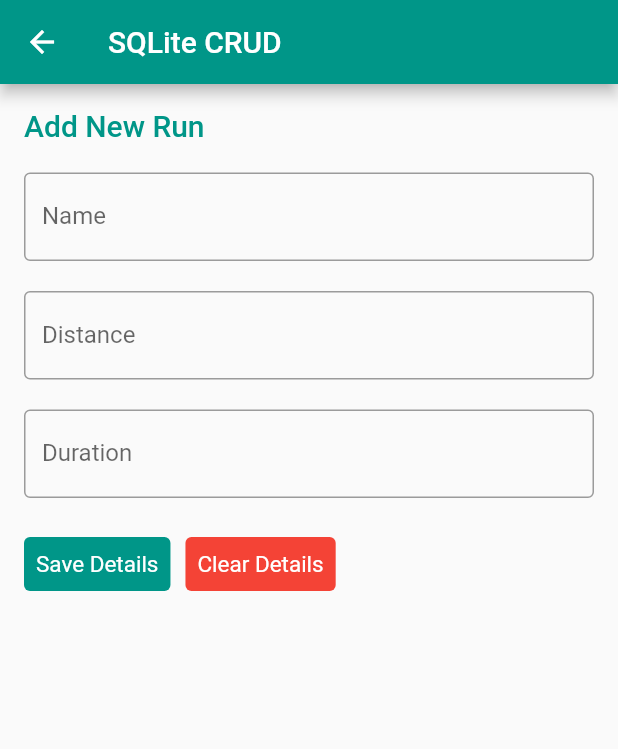
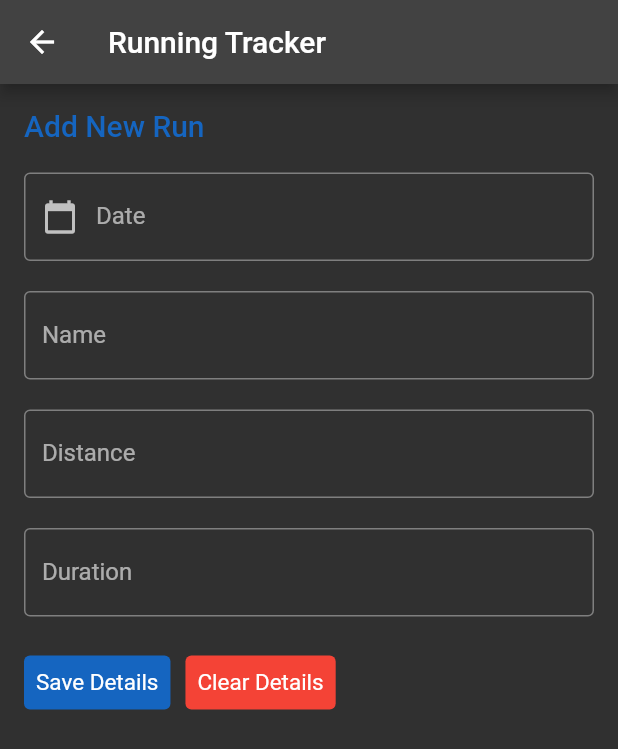
Before and after one commit to MarcoBetschart/RunningTracker, a Flutter app: the screen it shows after launch, after a tap on the "add" icon, on a phone screen of 412 x 824 dp. Shown: the top 749 px of the screen. Run offline on Flutter 3.47's test engine with Material 2 defaults, Android fonts, the light colour scheme and no system bars; our stand-ins replace sqflite; accounts and stored records are empty.

Commit message:
Add Run, closes #3

```diff
--- a/lib/db_helper/database_connection.dart
+++ b/lib/db_helper/database_connection.dart
@@ -13,7 +13,7 @@
 
   Future<void> _createDatabase(Database database, int version) async {
     String sql =
-        "CREATE TABLE runningTracker (id INTEGER PRIMARY KEY,date TEXT NOT NULL,distance REAL NOT NULL,durationminutes REAL NOT NULL,averagespeed REAL NOT NULL);";
+        "CREATE TABLE runningTracker (id INTEGER PRIMARY KEY, name TEXT NOT NULL,date TEXT NOT NULL,distance REAL NOT NULL,durationminutes REAL NOT NULL,averagespeed REAL NOT NULL);";
     await database.execute(sql);
   }
 }
--- a/lib/main.dart
+++ b/lib/main.dart
@@ -14,11 +14,11 @@
 
   @override
   Widget build(BuildContext context) {
+    const appName = "Running Tracker";
     return MaterialApp(
-      title: 'Running Tracker',
-      debugShowCheckedModeBanner: false,
+      title: appName,
       theme: ThemeData(
-        primarySwatch: Colors.teal,
+        brightness: Brightness.dark,
       ),
       home: const MyHomePage(),
     );
@@ -71,9 +71,9 @@
         context: context,
         builder: (param) {
           return AlertDialog(
-            title: const Text(
+            title: Text(
               'Are You Sure to Delete',
-              style: TextStyle(color: Colors.teal, fontSize: 20),
+              style: TextStyle(color: Colors.blue[800], fontSize: 20),
             ),
             actions: [
               TextButton(
@@ -90,7 +90,7 @@
                   child: const Text('Delete')),
               TextButton(
                   style: TextButton.styleFrom(
-                      primary: Colors.white, backgroundColor: Colors.teal),
+                      primary: Colors.white, backgroundColor: Colors.blue[800]),
                   onPressed: () {
                     Navigator.pop(context);
                   },
@@ -119,9 +119,13 @@
                                 run: _runList[index],
                               )));
                 },
-                leading: const Icon(Icons.person),
-                title: Text(_runList[index].date ?? ''),
-                subtitle: Text(_runList[index].distance.toString()),
+                leading: const Icon(
+                  Icons.run_circle,
+                  size: 48.0,
+                ),
+                isThreeLine: true,
+                title: Text(_runList[index].name ?? ''),
+                subtitle: Text("Date: ${_runList[index].date}"),
                 trailing: Row(
                   mainAxisSize: MainAxisSize.min,
                   children: [
@@ -140,9 +144,9 @@
                             }
                           });
                         },
-                        icon: const Icon(
+                        icon: Icon(
                           Icons.edit,
-                          color: Colors.teal,
+                          color: Colors.blue[800],
                         )),
                     IconButton(
                         onPressed: () {
@@ -168,7 +172,11 @@
             }
           });
         },
-        child: const Icon(Icons.add),
+        backgroundColor: Colors.blue[800],
+        child: const Icon(
+          Icons.add,
+          color: Colors.white,
+        ),
       ),
     );
   }
--- a/lib/models/run.dart
+++ b/lib/models/run.dart
@@ -1,5 +1,6 @@
 class Run {
   int? id;
+  String? name;
   String? date;
   num? distance;
   num? durationminutes;
@@ -8,6 +9,7 @@
   runMap() {
     var mapping = Map<String, dynamic>();
     mapping['id'] = id;
+    mapping['name'] = name;
     mapping['date'] = date;
     mapping['distance'] = distance;
     mapping['durationminutes'] = durationminutes;
--- a/lib/screens/addRun.dart
+++ b/lib/screens/addRun.dart
@@ -1,5 +1,6 @@
 import 'package:flutter/material.dart';
 import 'package:flutter/services.dart';
+import 'package:intl/intl.dart';
 import 'package:runningtracker/models/run.dart';
 import 'package:runningtracker/services/runService.dart';
 
@@ -11,18 +12,21 @@
 }
 
 class _AddRunState extends State<AddRun> {
-  var _runDateController = TextEditingController();
-  var _runDistanceController = TextEditingController();
-  var _runDurationController = TextEditingController();
+  final _runNameController = TextEditingController();
+  final _runDateController = TextEditingController();
+  final _runDistanceController = TextEditingController();
+  final _runDurationController = TextEditingController();
   bool _validateName = false;
+  bool _validateDate = false;
   bool _validateDistance = false;
   bool _validateDuration = false;
-  var _runService = RunService();
+  final _runService = RunService();
+
   @override
   Widget build(BuildContext context) {
     return Scaffold(
       appBar: AppBar(
-        title: const Text("SQLite CRUD"),
+        title: const Text("Running Tracker"),
       ),
       body: SingleChildScrollView(
         child: Container(
@@ -30,22 +34,50 @@
           child: Column(
             crossAxisAlignment: CrossAxisAlignment.start,
             children: [
-              const Text(
+              Text(
                 'Add New Run',
                 style: TextStyle(
                     fontSize: 20,
-                    color: Colors.teal,
+                    color: Colors.blue[800],
                     fontWeight: FontWeight.w500),
               ),
               const SizedBox(
                 height: 20.0,
               ),
               TextField(
-                  controller: _runDateController,
-                  keyboardType: TextInputType.datetime,
+                controller: _runDateController,
+                decoration: const InputDecoration(
+                    prefixIcon: Icon(Icons.calendar_today),
+                    border: OutlineInputBorder(),
+                    hintText: 'Date',
+                    labelText: 'Date'),
+                readOnly: true,
+                onTap: () async {
+                  DateTime? pickedDate = await showDatePicker(
+                      context: context,
+                      initialDate: DateTime.now(),
+                      firstDate: DateTime(2000),
+                      lastDate: DateTime(2101));
+
+                  if (pickedDate != null) {
+                    String formattedDate =
+                        DateFormat('dd.MM.yyyy').format(pickedDate);
+
+                    setState(() {
+                      _runDateController.text = formattedDate;
+                    });
+                  }
+                },
+              ),
+              const SizedBox(
+                height: 20.0,
+              ),
+              TextField(
+                  controller: _runNameController,
+                  keyboardType: TextInputType.text,
                   decoration: InputDecoration(
                     border: const OutlineInputBorder(),
-                    hintText: 'Enter Name',
+                    hintText: 'Name',
                     labelText: 'Name',
                     errorText:
                         _validateName ? 'Name Value Can\'t Be Empty' : null,
@@ -56,10 +88,12 @@
               TextField(
                   controller: _runDistanceController,
                   keyboardType: TextInputType.number,
-                  inputFormatters: [FilteringTextInputFormatter.digitsOnly],
+                  inputFormatters: [
+                    FilteringTextInputFormatter.allow(RegExp('[0-9.]'))
+                  ],
                   decoration: InputDecoration(
                     border: const OutlineInputBorder(),
-                    hintText: 'Enter Distance',
+                    hintText: 'Distance',
                     labelText: 'Distance',
                     errorText: _validateDistance
                         ? 'Distance Value Can\'t Be Empty'
@@ -70,9 +104,13 @@
               ),
               TextField(
                   controller: _runDurationController,
+                  keyboardType: TextInputType.number,
+                  inputFormatters: [
+                    FilteringTextInputFormatter.allow(RegExp('[0-9.]'))
+                  ],
                   decoration: InputDecoration(
                     border: const OutlineInputBorder(),
-                    hintText: 'Enter Duration',
+                    hintText: 'Duration',
                     labelText: 'Duration',
                     errorText: _validateDuration
                         ? 'Duration Value Can\'t Be Empty'
@@ -86,13 +124,16 @@
                   TextButton(
                       style: TextButton.styleFrom(
                           primary: Colors.white,
-                          backgroundColor: Colors.teal,
+                          backgroundColor: Colors.blue[800],
                           textStyle: const TextStyle(fontSize: 15)),
                       onPressed: () async {
                         setState(() {
-                          _runDateController.text.isEmpty
+                          _runNameController.text.isEmpty
                               ? _validateName = true
                               : _validateName = false;
+                          _runDateController.text.isEmpty
+                              ? _validateDate = true
+                              : _validateDate = false;
                           _runDistanceController.text.isEmpty
                               ? _validateDistance = true
                               : _validateDistance = false;
@@ -102,8 +143,10 @@
                         });
                         if (_validateName == false &&
                             _validateDistance == false &&
-                            _validateDuration == false) {
+                            _validateDuration == false &&
+                            _validateDate == false) {
                           var run = Run();
+                          run.name = _runNameController.text;
                           run.date = _runDateController.text;
                           run.distance =
                               double.parse(_runDistanceController.text);
@@ -111,7 +154,7 @@
                               double.parse(_runDurationController.text);
                           run.averagespeed =
                               run.distance! / (run.durationminutes! / 60);
-                          var result = await _runService.SaveRun(run);
+                          var result = await _runService.saveRun(run);
                           Navigator.pop(context, result);
                         }
                       },
@@ -126,6 +169,7 @@
                           textStyle: const TextStyle(fontSize: 15)),
                       onPressed: () {
                         _runDateController.text = '';
+                        _runNameController.text = '';
                         _runDistanceController.text = '';
                         _runDurationController.text = '';
                       },
--- a/lib/services/runService.dart
+++ b/lib/services/runService.dart
@@ -9,7 +9,7 @@
     _repository = Repository();
   }
   //Save Run
-  SaveRun(Run run) async {
+  saveRun(Run run) async {
     return await _repository.insertData('runningTracker', run.runMap());
   }
 
@@ -19,7 +19,7 @@
   }
 
   //Edit Run
-  UpdateRun(Run run) async {
+  updateRun(Run run) async {
     return await _repository.updateData('runningTracker', run.runMap());
   }
 
--- a/pubspec.yaml
+++ b/pubspec.yaml
@@ -31,6 +31,7 @@
     sdk: flutter
   sqflite: ^2.0.2 #stable version at the time of publishing this article
   path_provider: ^2.0.9
+  intl: ^0.16.1
 
 
   # The following adds the Cupertino Icons font to your application.
```
Also changed, not shown: lib/screens/editRun.dart (+51 -12 lines), lib/screens/viewRuns.dart (+62 -22 lines).
